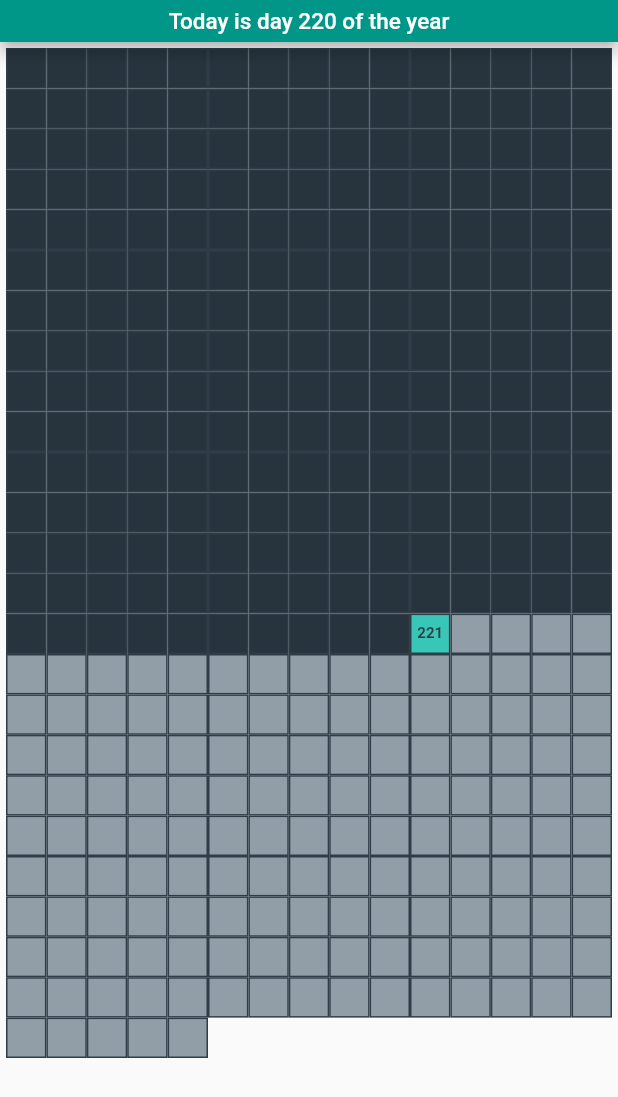
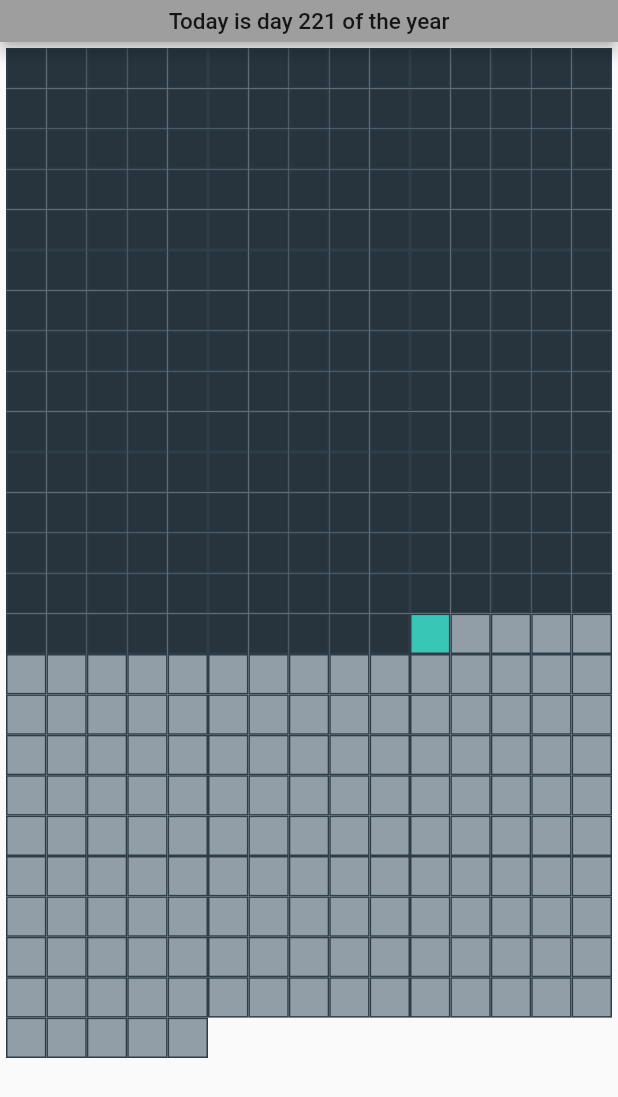
Before and after one commit to kokuraxc/wholeyear, a Flutter app: the screen it shows after launch, on a phone screen of 412 x 824 dp. Shown: the top 1097 px of the screen. Run offline on Flutter 3.47's test engine with Material 2 defaults, Android fonts, the phone set to English and light mode, and no system bars.

Commit message:
removed day number in grid. show the correct day number in appbar.

```diff
--- a/lib/main.dart
+++ b/lib/main.dart
@@ -9,7 +9,7 @@ class MyApp extends StatelessWidget {
     return MaterialApp(
       title: 'Whole Year In a Page',
       theme: ThemeData(
-        primarySwatch: Colors.teal,
+        primarySwatch: Colors.grey,
       ),
       home: MyHomePage(),
     );
@@ -56,7 +56,7 @@ class _MyHomePageState extends State<MyHomePage> {
         preferredSize: Size.fromHeight(28.0),
         child: AppBar(
           title: Text(
-            'Today is day $todayDays of the year',
+            'Today is day ${todayDays + 1} of the year',
             style: TextStyle(
               fontSize: 15,
             ),
@@ -91,19 +91,19 @@ class _MyHomePageState extends State<MyHomePage> {
                     color: bgColor,
                     border: Border.all(color: borderColor),
                   ),
-                  child: index == todayDays
-                      ? Center(
-                          child: Text(
-                            '${todayDays + 1}',
-                            textAlign: TextAlign.center,
-                            style: TextStyle(
-                              fontSize: 10,
-                              color: Color.fromARGB(255, 47, 61, 72),
-                              fontWeight: FontWeight.bold,
-                            ),
-                          ),
-                        )
-                      : null,
+//                  child: index == todayDays
+//                      ? Center(
+//                          child: Text(
+//                            '${todayDays + 1}',
+//                            textAlign: TextAlign.center,
+//                            style: TextStyle(
+//                              fontSize: 10,
+//                              color: Color.fromARGB(255, 47, 61, 72),
+//                              fontWeight: FontWeight.bold,
+//                            ),
+//                          ),
+//                        )
+//                      : null,
                 ),
               );
             },
```
